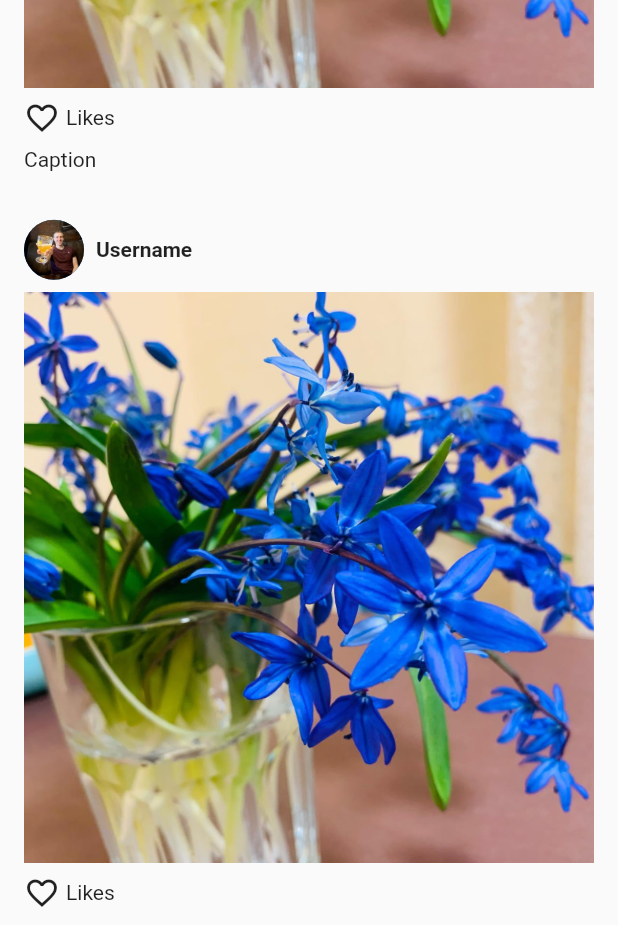
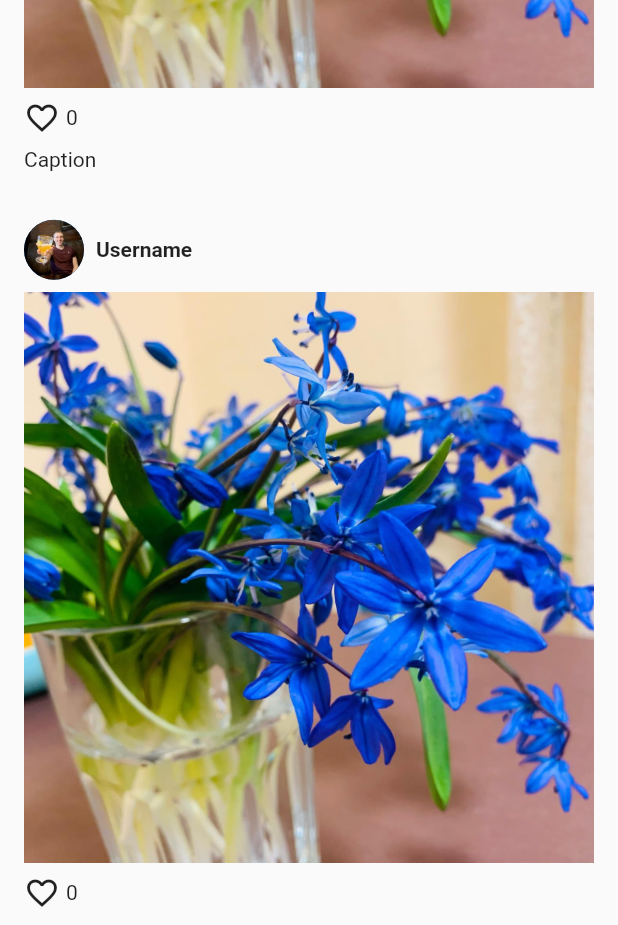
Before and after one commit to ahtoxaandy999/insta_ui, a Flutter app: the screen it shows after launch, scrolled down 2304 dp, on a phone screen of 412 x 824 dp. Shown: the part 307-1232 px from the top of the screen. Run offline on Flutter 3.47's test engine with Material 2 defaults, Android fonts, the light colour scheme and no system bars; our stand-ins replace auto_route, flutter_bloc, freezed_annotation, google_fonts; statements that could not run were skipped.

Commit message:
Add PostWidget

```diff
--- a/lib/presentation/home/home_page.dart
+++ b/lib/presentation/home/home_page.dart
@@ -1,6 +1,7 @@
 import 'package:auto_route/auto_route.dart';
 import 'package:flutter/material.dart';
 import 'package:flutter_bloc/flutter_bloc.dart';
+import 'package:insta_ui/presentation/home/widgets/post.dart';
 import 'package:insta_ui/src/bloc/content/content.dart';
 import 'package:insta_ui/src/bloc/theme/theme.dart';
 import 'package:insta_ui/src/repository/content/content_repo.dart';
@@ -58,40 +59,12 @@ class _MyHomeScreenState extends State<MyHomeScreen> {
       body: ListView.builder(
         itemCount: 10,
         itemBuilder: (context, index) {
-          return Container(
-            padding: const EdgeInsets.all(16.0),
-            child: Column(
-              crossAxisAlignment: CrossAxisAlignment.start,
-              children: [
-                const Row(
-                  children: [
-                    CircleAvatar(
-                      radius: 20.0,
-                      backgroundImage: AssetImage('assets/avatar.jpg'),
-                    ),
-                    SizedBox(width: 8.0),
-                    Text(
-                      'Username',
-                      style: TextStyle(
-                        fontWeight: FontWeight.bold,
-                      ),
-                    ),
-                  ],
-                ),
-                const SizedBox(height: 8.0),
-                Image.asset('assets/post_image.jpg'),
-                const SizedBox(height: 8.0),
-                const Row(
-                  children: [
-                    Icon(Icons.favorite_border),
-                    SizedBox(width: 4.0),
-                    Text('Likes'),
-                  ],
-                ),
-                const SizedBox(height: 8.0),
-                const Text('Caption'),
-              ],
-            ),
+          return const PostWidget(
+            username: 'Username',
+            avatarImage: 'assets/avatar.jpg',
+            postImage: 'assets/post_image.jpg',
+            likes: 0,
+            caption: 'Caption',
           );
         },
       ),
--- /dev/null
+++ b/lib/presentation/home/widgets/post.dart
@@ -0,0 +1,57 @@
+import 'package:flutter/material.dart';
+
+class PostWidget extends StatelessWidget {
+  const PostWidget({
+    Key? key,
+    required this.username,
+    required this.avatarImage,
+    required this.postImage,
+    required this.likes,
+    required this.caption,
+  }) : super(key: key);
+
+  final String username;
+  final String avatarImage;
+  final String postImage;
+  final int likes;
+  final String caption;
+
+  @override
+  Widget build(BuildContext context) {
+    return Container(
+      padding: const EdgeInsets.all(16.0),
+      child: Column(
+        crossAxisAlignment: CrossAxisAlignment.start,
+        children: [
+          Row(
+            children: [
+              CircleAvatar(
+                radius: 20.0,
+                backgroundImage: AssetImage(avatarImage),
+              ),
+              const SizedBox(width: 8.0),
+              Text(
+                username,
+                style: const TextStyle(
+                  fontWeight: FontWeight.bold,
+                ),
+              ),
+            ],
+          ),
+          const SizedBox(height: 8.0),
+          Image.asset(postImage),
+          const SizedBox(height: 8.0),
+          Row(
+            children: [
+              const Icon(Icons.favorite_border),
+              const SizedBox(width: 4.0),
+              Text(likes.toString()),
+            ],
+          ),
+          const SizedBox(height: 8.0),
+          Text(caption),
+        ],
+      ),
+    );
+  }
+}
```
